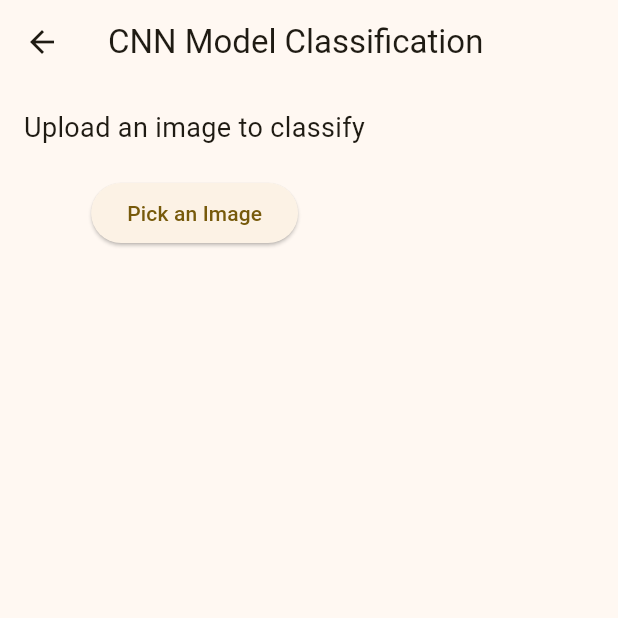
After one commit to yahya-fk/Fruit-Recognition-Mobile-Application, a Flutter app: the ImageClassificationScreen screen opened by its route, after a tap on "Pick an Image", on a phone screen of 412 x 824 dp, the top half of it. The commit adds this screen. Run offline on Flutter 3.47's test engine with Material 3 defaults, Android fonts, the phone set to English and light mode, and no system bars; our stand-ins replace cloud_firestore, firebase_auth, firebase_core, fluttertoast, image_picker; missing offline and left inert: tflite_flutter; accounts and stored records are empty.

Commit message:
Add image classification feature with TensorFlow Lite model and update dependencies

```diff
--- a/lib/main.dart
+++ b/lib/main.dart
@@ -1,5 +1,6 @@
 import 'package:controllapp/firebase_options.dart';
 import 'package:controllapp/screens/home.page.dart';
+import 'package:controllapp/screens/image_classification_screen.dart';
 import 'package:controllapp/screens/login.page.dart';
 import 'package:controllapp/screens/register.page.dart';
 import 'package:controllapp/screens/settings.page.dart'; // Add this import
@@ -7,7 +8,7 @@ import 'package:firebase_core/firebase_core.dart';
 import 'package:flutter/material.dart';
 import 'services/auth_service.dart';
 
-void main() async{
+void main() async {
   WidgetsFlutterBinding.ensureInitialized();
   await Firebase.initializeApp(options: DefaultFirebaseOptions.currentPlatform);
   runApp(const MainApp());
@@ -24,7 +25,9 @@ class MainApp extends StatelessWidget {
           useMaterial3: true,
         ),
         title: 'Yahya APP',
-      home: AuthService.isAuthenticated() ? const HomePage() : const LoginPage(),
+        home: AuthService.isAuthenticated()
+            ? const HomePage()
+            : const LoginPage(),
         routes: {
           '/login': (context) => AuthService.isAuthenticated()
               ? const HomePage()
@@ -36,9 +39,11 @@ class MainApp extends StatelessWidget {
               ? const HomePage()
               : const LoginPage(),
           '/settings': (context) => AuthService.isAuthenticated()
-            ? const SettingsPage()  // Changed this line
+              ? const SettingsPage() // Changed this line
               : const LoginPage(),
-      }
-    );
+          '/model': (context) => AuthService.isAuthenticated()
+              ? ImageClassificationScreen()
+              : const LoginPage(),
+        });
   }
 }
--- a/lib/screens/home.page.dart
+++ b/lib/screens/home.page.dart
@@ -34,7 +34,8 @@ class _HomePageState extends State<HomePage> {
   Future<void> loadUserData() async {
     User? user = _auth.currentUser;
     if (user != null) {
-      DocumentSnapshot userData = await _firestore.collection('users').doc(user.uid).get();
+      DocumentSnapshot userData =
+          await _firestore.collection('users').doc(user.uid).get();
       if (userData.exists) {
         setState(() {
           userName = userData['fullName'] ?? '';
@@ -109,10 +110,10 @@ class _HomePageState extends State<HomePage> {
             ),
             ListTile(
               leading: Icon(Icons.android),
-              title: Text('Emsi Chatbot'),
+              title: Text('Model'),
               onTap: () {
-                Navigator.pop(context);
-              },
+                Navigator.pop(context); // Close drawer first
+                Navigator.pushReplacementNamed(context, '/model');              },
             ),
             ListTile(
               leading: Icon(Icons.settings),
@@ -120,7 +121,8 @@ class _HomePageState extends State<HomePage> {
               title: Text('Settings'),
               onTap: () {
                 Navigator.pop(context); // Close drawer first
-                Navigator.pushReplacementNamed(context, '/settings'); // Use pushReplacement instead of push
+                Navigator.pushReplacementNamed(context,
+                    '/settings'); // Use pushReplacement instead of push
               },
             ),
             ListTile(
--- /dev/null
+++ b/lib/screens/image_classification_screen.dart
@@ -0,0 +1,160 @@
+import 'dart:io';
+import 'package:flutter/material.dart';
+import 'package:image_picker/image_picker.dart';
+import 'package:tflite_flutter/tflite_flutter.dart';
+import 'package:image/image.dart' as img;
+
+class ImageClassificationScreen extends StatefulWidget {
+  @override
+  _ImageClassificationScreenState createState() =>
+      _ImageClassificationScreenState();
+}
+class _ImageClassificationScreenState extends State<ImageClassificationScreen> {
+  late Interpreter _interpreter;
+  late List<String> _classNames;
+  String _predictionResult = "";
+  double _confidence = 0.0;
+  File? _image;
+  bool _isLoading = false;
+
+  @override
+  void initState() {
+    super.initState();
+    _loadModelAndLabels();
+  }
+
+  Future<void> _loadModelAndLabels() async {
+    try {
+      _interpreter = await Interpreter.fromAsset('assets/model/model.tflite');
+      _classNames = [
+        'apple',
+        'banana',
+        'dragon',
+        'grapes',
+        'lemon',
+        'mango',
+        'orange',
+        'papaya',
+        'pineapple',
+        'pomegranate',
+        'strawberry'
+      ];
+    } catch (e) {
+      print("Error loading model or labels: $e");
+    }
+  }
+
+  Future<void> _classifyImage(File imageFile) async {
+    try {
+      if (_classNames.isEmpty) {
+        throw Exception("Labels not loaded");
+      }
+
+      img.Image? imageInput = img.decodeImage(imageFile.readAsBytesSync());
+      if (imageInput == null) {
+        setState(() {
+          _predictionResult = "Invalid image. Please try again.";
+        });
+        return;
+      }
+
+      img.Image resizedImage =
+          img.copyResize(imageInput, width: 32, height: 32);
+
+      List<double> input = [];
+      for (int y = 0; y < resizedImage.height; y++) {
+        for (int x = 0; x < resizedImage.width; x++) {
+          final pixel = resizedImage.getPixel(x, y);
+          input.add(img.getRed(pixel) / 255.0);
+          input.add(img.getGreen(pixel) / 255.0);
+          input.add(img.getBlue(pixel) / 255.0);
+        }
+      }
+
+      var inputTensor = [input];
+      var outputTensor =
+          List.filled(_classNames.length, 0.0).reshape([1, _classNames.length]);
+
+      _interpreter.run(inputTensor, outputTensor);
+
+      var confidences = outputTensor[0];
+      int classIndex = confidences.indexWhere(
+          (value) => value == confidences.reduce((a, b) => a > b ? a : b));
+      double confidence = confidences[classIndex];
+
+      setState(() {
+        _predictionResult = _classNames[classIndex];
+        _confidence = confidence;
+      });
+    } catch (e) {
+      print("Error during classification: $e");
+    }
+  }
+
+  Future<void> _pickImage() async {
+    final ImagePicker picker = ImagePicker();
+    final XFile? pickedImage =
+        await picker.pickImage(source: ImageSource.gallery);
+
+    if (pickedImage != null) {
+      setState(() {
+        _image = File(pickedImage.path);
+        _isLoading = true;
+      });
+
+      await _classifyImage(_image!);
+
+      setState(() {
+        _isLoading = false;
+      });
+    }
+  }
+
+  @override
+  void dispose() {
+    _interpreter.close();
+    super.dispose();
+  }
+
+  @override
+  Widget build(BuildContext context) {
+    return Scaffold(
+      appBar: AppBar(title: Text('CNN Model Classification')),
+      body: Padding(
+        padding: const EdgeInsets.all(16.0),
+        child: Column(
+          children: [
+            Text(
+              'Upload an image to classify',
+              style: TextStyle(fontSize: 18),
+              textAlign: TextAlign.center,
+            ),
+            SizedBox(height: 20),
+            ElevatedButton(
+              onPressed: _pickImage,
+              child: Text('Pick an Image'),
+            ),
+            SizedBox(height: 20),
+            if (_isLoading)
+              CircularProgressIndicator()
+            else if (_image != null)
+              Column(
+                children: [
+                  Image.file(_image!, height: 200),
+                  SizedBox(height: 20),
+                  Text(
+                    'Prediction: $_predictionResult',
+                    style: TextStyle(fontSize: 18, fontWeight: FontWeight.bold),
+                  ),
+                  Text(
+                    'Confidence: ${(_confidence * 100).toStringAsFixed(2)}%',
+                    style: TextStyle(fontSize: 16),
+                  ),
+                ],
+              ),
+          ],
+        ),
+      ),
+    );
+  }
+}
--- a/lib/screens/register.page.dart
+++ b/lib/screens/register.page.dart
@@ -5,7 +5,6 @@ import 'package:fluttertoast/fluttertoast.dart';
 import 'package:image_picker/image_picker.dart';
 import 'dart:io';
 import 'dart:convert';
-import 'package:controllapp/services/auth_service.dart';
 
 class RegisterPage extends StatefulWidget {
   const RegisterPage({super.key});
--- a/lib/screens/settings.page.dart
+++ b/lib/screens/settings.page.dart
@@ -3,7 +3,6 @@ import 'package:firebase_auth/firebase_auth.dart';
 import 'package:cloud_firestore/cloud_firestore.dart';
 import 'package:image_picker/image_picker.dart';
 import 'dart:convert';
-import 'dart:io';
 import 'package:fluttertoast/fluttertoast.dart';
 
 class SettingsPage extends StatefulWidget {
--- a/pubspec.yaml
+++ b/pubspec.yaml
@@ -33,8 +33,8 @@ dependencies:
   fluttertoast: ^8.2.1
   image_picker: ^1.0.0 # Replace with the latest version
   firebase_storage: ^12.3.6
-
-
+  tflite_flutter: ^0.11.0
+  image: ^3.0.1  # Add this line
 
   # The following adds the Cupertino Icons font to your application.
   # Use with the CupertinoIcons class for iOS style icons.
@@ -70,6 +70,8 @@ flutter:
     - images/map.png
     - images/avatar.jpg
     - images/application.jpg
+    - assets/model/model.tflite
+    - assets/model/label.txt
 
   # An image asset can refer to one or more resolution-specific "variants", see
   # https://flutter.dev/to/resolution-aware-images
```
Also changed, not shown: assets/model/label.txt (added, +11 -0 lines), pubspec.lock, 4 other files. Lines whose indentation alone changed are shown as unchanged.
